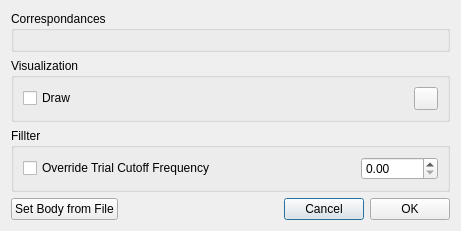
This is src/ui/ui-files/RigidBodyDialog.ui in XROMMPackages/xmalab as Qt 5 draws it before an edit. The edited form follows.
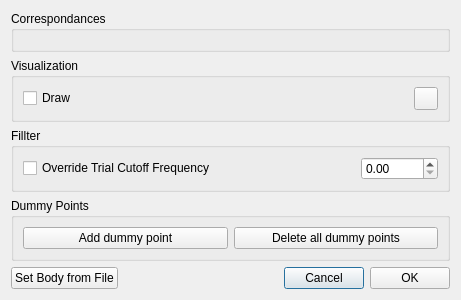
This is the edited form. Icons and pictures are not drawn.

Commit message: Added the possibility to use dummy points to stabilize a rigid body

Diff of the .ui file:
```diff
--- a/src/ui/ui-files/RigidBodyDialog.ui
+++ b/src/ui/ui-files/RigidBodyDialog.ui
@@ -7,7 +7,7 @@
     <x>0</x>
     <y>0</y>
     <width>461</width>
-    <height>200</height>
+    <height>262</height>
    </rect>
   </property>
   <property name="sizePolicy">
@@ -70,21 +70,21 @@
      <layout class="QGridLayout" name="gridLayout"/>
     </widget>
    </item>
-   <item row="3" column="2">
+   <item row="4" column="2">
     <widget class="QPushButton" name="pushButton_Cancel">
      <property name="text">
       <string>Cancel</string>
      </property>
     </widget>
    </item>
-   <item row="3" column="3">
+   <item row="4" column="3">
     <widget class="QPushButton" name="pushButton_OK">
      <property name="text">
       <string>OK</string>
      </property>
     </widget>
    </item>
-   <item row="3" column="1">
+   <item row="4" column="1">
     <spacer name="horizontalSpacer">
      <property name="orientation">
       <enum>Qt::Horizontal</enum>
@@ -97,7 +97,7 @@
      </property>
     </spacer>
    </item>
-   <item row="3" column="0">
+   <item row="4" column="0">
     <widget class="QPushButton" name="pushButton_setFromFile">
      <property name="text">
       <string>Set Body from File</string>
@@ -133,6 +133,29 @@
      </layout>
     </widget>
    </item>
+   <item row="3" column="0" colspan="4">
+    <widget class="QGroupBox" name="groupBox_4">
+     <property name="title">
+      <string>Dummy Points</string>
+     </property>
+     <layout class="QGridLayout" name="gridLayout_5">
+      <item row="0" column="0">
+       <widget class="QPushButton" name="pushButton_AddDummy">
+        <property name="text">
+         <string>Add dummy point</string>
+        </property>
+       </widget>
+      </item>
+      <item row="0" column="1">
+       <widget class="QPushButton" name="pushButton_DeleteDummy">
+        <property name="text">
+         <string>Delete all dummy points</string>
+        </property>
+       </widget>
+      </item>
+     </layout>
+    </widget>
+   </item>
   </layout>
  </widget>
  <resources>
```
The commit also changes 5 other files.
